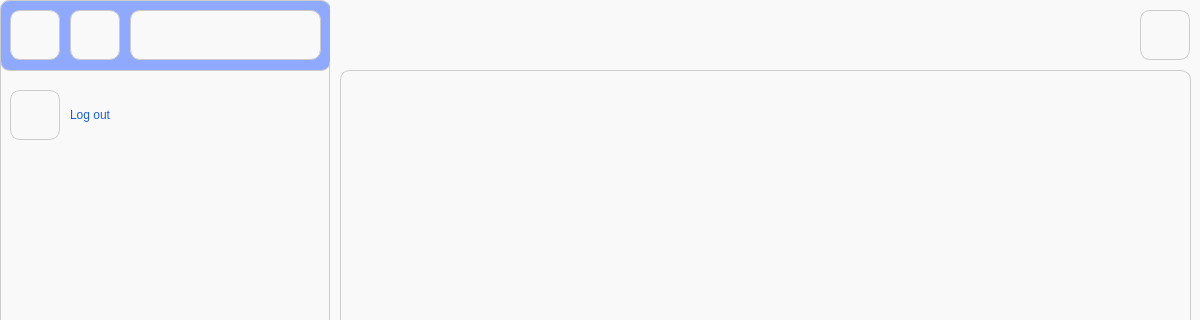
The window that gui/gui_classes/chat.ui (AliceGrr/corporate_chat) describes before a commit, drawn with Qt 5; both pictures show x 0 to 1200 and y 0 to 320 of the 1200 by 810 pixel window.
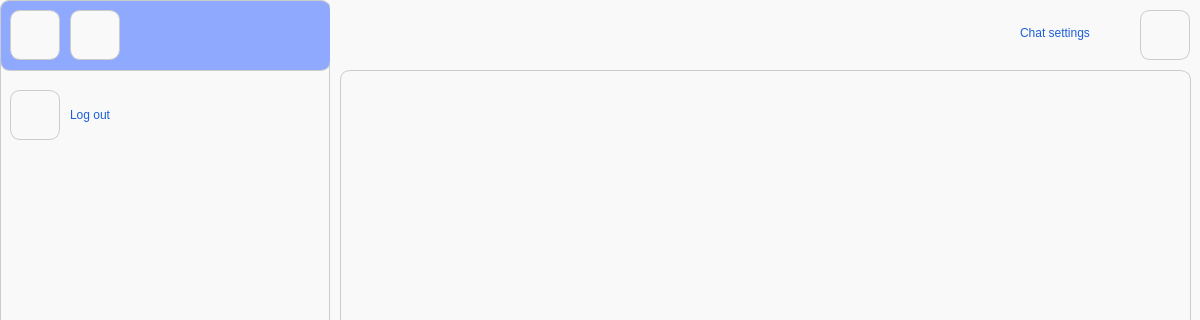
The same window after the commit.

```diff
--- a/gui/gui_classes/chat.ui
+++ b/gui/gui_classes/chat.ui
@@ -270,7 +270,7 @@
       </rect>
      </property>
      <property name="styleSheet">
-      <string notr="true">font: 63 14pt &quot;Yu Gothic UI Semibold&quot;;</string>
+      <string notr="true">font: 63 14pt &quot;Yu Gothic UI Semibold&quot;; background-color:rgb(143, 169, 255); color:rgb(249, 249, 249); border-radius: 0px; border: 0px solid #CCCCCC</string>
      </property>
      <property name="text">
       <string/>
@@ -426,6 +426,22 @@
      </property>
     </widget>
    </widget>
+   <widget class="QLabel" name="chat_name_lanel_2">
+    <property name="geometry">
+     <rect>
+      <x>1020</x>
+      <y>20</y>
+      <width>112</width>
+      <height>25</height>
+     </rect>
+    </property>
+    <property name="styleSheet">
+     <string notr="true">font: 63 14pt &quot;Yu Gothic UI Semibold&quot;;</string>
+    </property>
+    <property name="text">
+     <string>Chat settings</string>
+    </property>
+   </widget>
    <zorder>chats</zorder>
    <zorder>find_user</zorder>
    <zorder>messages</zorder>
```
Left out of the diff: 1 changed line with no effect on the pictures.
